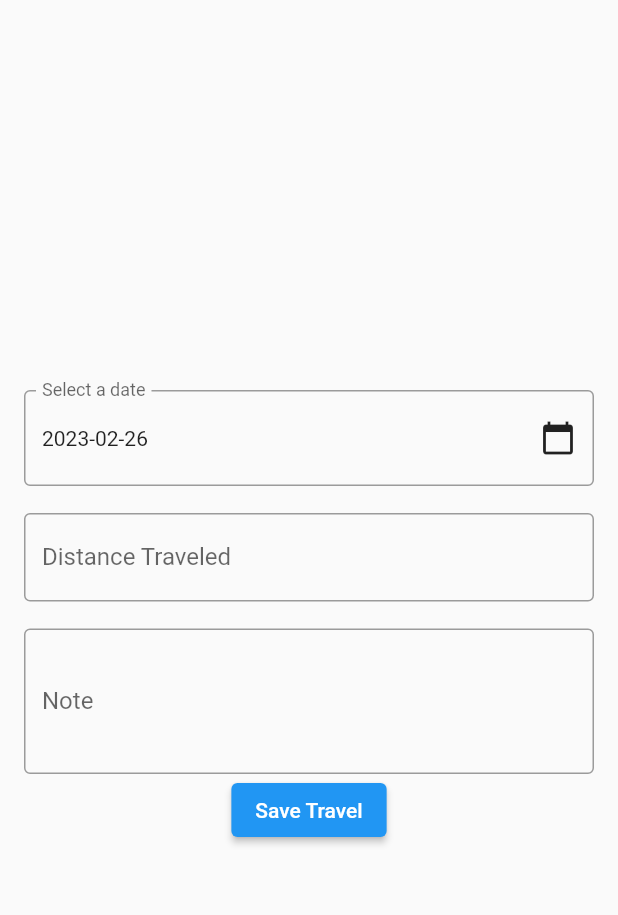
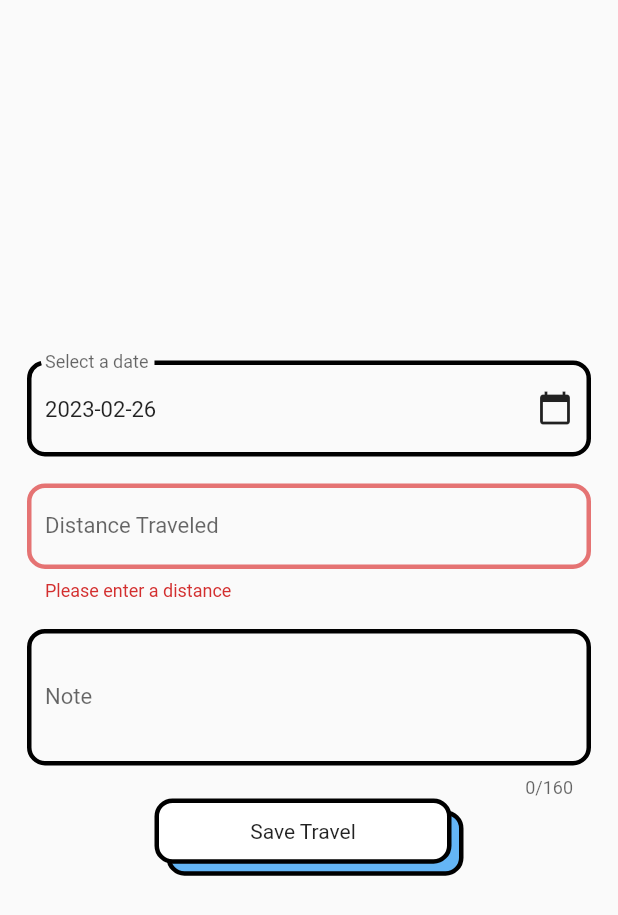
Before and after one commit to shahiutsav/travel_utility, a Flutter app: the AddTravelScreen screen opened by its route, after a tap on "Save Travel", on a phone screen of 412 x 824 dp. Shown: the top 915 px of the screen. Run offline on Flutter 3.47's test engine with Material 2 defaults, Android fonts, the phone set to English and light mode, and no system bars; our stand-ins replace another_flushbar.

Commit message:
Create custom input field and customize add entry screen
The input field when adding travel entries has been made reusable and customized. Validators have been added to this custom input field if validation is required for some inputs. The button in add screen also now is themed to fit the app. Other minor changes include not displaying note if none is added and the flushbar.

```diff
--- /dev/null
+++ b/lib/common/widgets/custom_input_field.dart
@@ -0,0 +1,76 @@
+import 'package:flutter/material.dart';
+import 'package:flutter/services.dart';
+
+class CustomInputField extends StatelessWidget {
+  const CustomInputField({
+    super.key,
+    required this.labelText,
+    required this.controller,
+    required this.focusNode,
+    this.maxLengthEnforcement = MaxLengthEnforcement.none,
+    this.maxLines = 1,
+    this.keyboardType = TextInputType.text,
+    this.validator,
+  });
+  final String labelText;
+  final TextEditingController controller;
+  final FocusNode focusNode;
+  final MaxLengthEnforcement? maxLengthEnforcement;
+  final int? maxLines;
+  final TextInputType? keyboardType;
+  final FormFieldValidator<String>? validator;
+
+  @override
+  Widget build(BuildContext context) {
+    return TextFormField(
+      keyboardType: keyboardType,
+      controller: controller,
+      focusNode: focusNode,
+      maxLengthEnforcement: maxLengthEnforcement,
+      maxLength: maxLengthEnforcement == MaxLengthEnforcement.enforced ? 160 : null,
+      maxLines: maxLines,
+      validator: validator,
+      style: TextStyle(
+        fontSize: MediaQuery.of(context).size.width / 28,
+      ),
+      decoration: InputDecoration(
+        labelText: labelText,
+        floatingLabelStyle: const TextStyle(
+          color: Colors.black,
+        ),
+        focusedBorder: OutlineInputBorder(
+          borderRadius: BorderRadius.circular(12),
+          borderSide: const BorderSide(
+            width: 3,
+            color: Colors.black,
+            style: BorderStyle.solid,
+          ),
+        ),
+        enabledBorder: OutlineInputBorder(
+          borderRadius: BorderRadius.circular(12),
+          borderSide: const BorderSide(
+            width: 3,
+            color: Colors.black,
+            style: BorderStyle.solid,
+          ),
+        ),
+        focusedErrorBorder: OutlineInputBorder(
+          borderRadius: BorderRadius.circular(12),
+          borderSide: const BorderSide(
+            width: 3,
+            color: Colors.black,
+            style: BorderStyle.solid,
+          ),
+        ),
+        errorBorder: OutlineInputBorder(
+          borderRadius: BorderRadius.circular(12),
+          borderSide: BorderSide(
+            width: 3,
+            color: Colors.red.shade300,
+            style: BorderStyle.solid,
+          ),
+        ),
+      ),
+    );
+  }
+}
--- a/lib/common/widgets/date_picker_form_field.dart
+++ b/lib/common/widgets/date_picker_form_field.dart
@@ -44,12 +44,24 @@ class _DatePickerFormFieldState extends State<DatePickerFormField> {
       child: InputDecorator(
         decoration: InputDecoration(
           labelText: widget.labelText,
-          border: const OutlineInputBorder(),
+          enabledBorder: OutlineInputBorder(
+            borderRadius: BorderRadius.circular(12),
+            borderSide: const BorderSide(
+              width: 3,
+              color: Colors.black,
+              style: BorderStyle.solid,
+            ),
+          ),
         ),
         child: Row(
           mainAxisAlignment: MainAxisAlignment.spaceBetween,
           children: [
-            Text('${selectedDate.toLocal()}'.split(' ')[0]),
+            Text(
+              '${selectedDate.toLocal()}'.split(' ')[0],
+              style: TextStyle(
+                fontSize: MediaQuery.of(context).size.width / 28,
+              ),
+            ),
             const Icon(Icons.calendar_today),
           ],
         ),
--- a/lib/features/travels/screens/add_travel_screen.dart
+++ b/lib/features/travels/screens/add_travel_screen.dart
@@ -1,9 +1,12 @@
 import 'package:flutter/material.dart';
+import 'package:flutter/services.dart';
 import 'package:provider/provider.dart';
 import 'package:travel_utility/common/models/travel_data/entry.dart';
 import 'package:travel_utility/common/services/handle_storage.dart';
+import 'package:travel_utility/common/widgets/custom_input_field.dart';
 import 'package:travel_utility/common/widgets/date_picker_form_field.dart';
 import 'package:another_flushbar/flushbar.dart';
+import 'package:travel_utility/common/widgets/stacked_card.dart';
 import 'package:travel_utility/providers/travels/entry_provider.dart';
 import 'package:uuid/uuid.dart';
 
@@ -18,6 +21,7 @@ class AddTravelScreen extends StatelessWidget {
   final distanceTraveledFocusNode = FocusNode();
   final noteFocusNode = FocusNode();
   final GlobalKey<NavigatorState> navigatorKey = GlobalKey<NavigatorState>();
+  final _formKey = GlobalKey<FormState>();
 
   void _unFocus() {
     distanceTraveledFocusNode.unfocus();
@@ -50,12 +54,13 @@ class AddTravelScreen extends StatelessWidget {
   @override
   Widget build(BuildContext context) {
     DateTime dateToSave = DateTime.now();
-    return Scaffold(
-      body: GestureDetector(
+    return GestureDetector(
       onTap: _unFocus,
-        child: Padding(
-          padding: const EdgeInsets.all(16.0),
-          child: Center(
+      child: Scaffold(
+        body: Padding(
+          padding: const EdgeInsets.symmetric(horizontal: 18),
+          child: Form(
+            key: _formKey,
             child: Column(
               mainAxisAlignment: MainAxisAlignment.center,
               children: [
@@ -67,27 +72,33 @@ class AddTravelScreen extends StatelessWidget {
                   },
                 ),
                 const SizedBox(height: 18),
-                TextFormField(
-                  keyboardType: TextInputType.number,
+                CustomInputField(
+                  labelText: 'Distance Traveled',
                   controller: _distanceTraveledController,
                   focusNode: distanceTraveledFocusNode,
-                  decoration: const InputDecoration(
-                    labelText: 'Distance Traveled',
-                    border: OutlineInputBorder(),
-                  ),
+                  keyboardType: TextInputType.number,
+                  validator: (value) {
+                    if (value == null || value.isEmpty) {
+                      return 'Please enter a distance';
+                    }
+                    return null;
+                  },
                 ),
                 const SizedBox(height: 18),
-                TextFormField(
+                CustomInputField(
+                  labelText: 'Note',
                   controller: _noteController,
                   focusNode: noteFocusNode,
+                  maxLengthEnforcement: MaxLengthEnforcement.enforced,
                   maxLines: 3,
-                  decoration: const InputDecoration(
-                    labelText: 'Note',
-                    border: OutlineInputBorder(),
                 ),
-                ),
-                ElevatedButton(
-                  onPressed: () {
+                StackedCard(
+                  color: Colors.blue.shade300,
+                  width: MediaQuery.of(context).size.width / 2,
+                  height: MediaQuery.of(context).size.width / 8,
+                  enableTap: true,
+                  onTap: () {
+                    if (validateAndSave()) {
                       saveTravel(
                         context: context,
                         distanceTraveled: _distanceTraveledController.text,
@@ -101,8 +112,14 @@ class AddTravelScreen extends StatelessWidget {
                           showFlushbar(context);
                         },
                       );
+                    }
                   },
-                  child: const Text('Save Travel'),
+                  child: const Center(
+                    child: Text(
+                      'Save Travel',
+                      textAlign: TextAlign.center,
+                    ),
+                  ),
                 ),
               ],
             ),
@@ -111,19 +128,32 @@ class AddTravelScreen extends StatelessWidget {
       ),
     );
   }
+
+  bool validateAndSave() {
+    final form = _formKey.currentState;
+    if (form!.validate()) {
+      form.save();
+      return true;
+    }
+    return false;
+  }
 }
 
 void showFlushbar(BuildContext context) {
   Flushbar(
     message: 'The data has been saved',
-    icon: Icon(
+    icon: const Icon(
       Icons.check,
       size: 28.0,
-      color: Colors.green.shade300,
+      color: Colors.green,
     ),
+    messageColor: Colors.black,
+    borderColor: Colors.black,
+    borderWidth: 3,
+    backgroundColor: Colors.white,
     margin: const EdgeInsets.all(8),
     borderRadius: BorderRadius.circular(8),
-    leftBarIndicatorColor: Colors.green.shade300,
+    leftBarIndicatorColor: Colors.green,
     duration: const Duration(seconds: 3),
   ).show(context);
 }
--- a/lib/features/travels/screens/display_travels_screen.dart
+++ b/lib/features/travels/screens/display_travels_screen.dart
@@ -34,6 +34,7 @@ class DisplayTravelsScreen extends StatelessWidget {
         width: 70.0,
         borderRadius: 30,
         enableTap: true,
+        color: Colors.green.shade300,
         onTap: () => Navigator.pushNamed(
           context,
           AddTravelScreen.routeName,
--- a/lib/features/travels/widgets/travel_card.dart
+++ b/lib/features/travels/widgets/travel_card.dart
@@ -83,7 +83,7 @@ class TravelCard extends StatelessWidget {
               SizedBox(
                 width: mediaQuery / 1.55,
                 child: Text(
-                  'Note: ${entry.note}',
+                  entry.note!.isEmpty ? '' : 'Note: ${entry.note}',
                   maxLines: 1,
                   overflow: TextOverflow.ellipsis,
                   style: const TextStyle(
```
Lines whose indentation alone changed are shown as unchanged.
